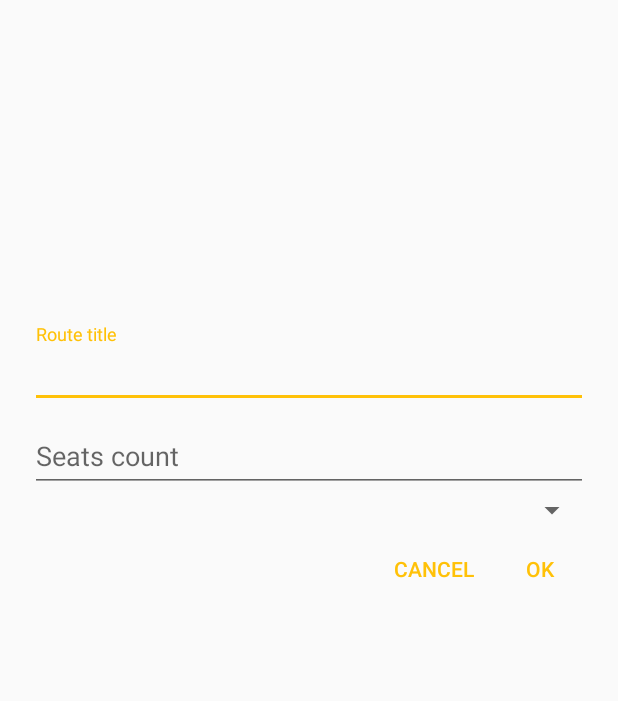
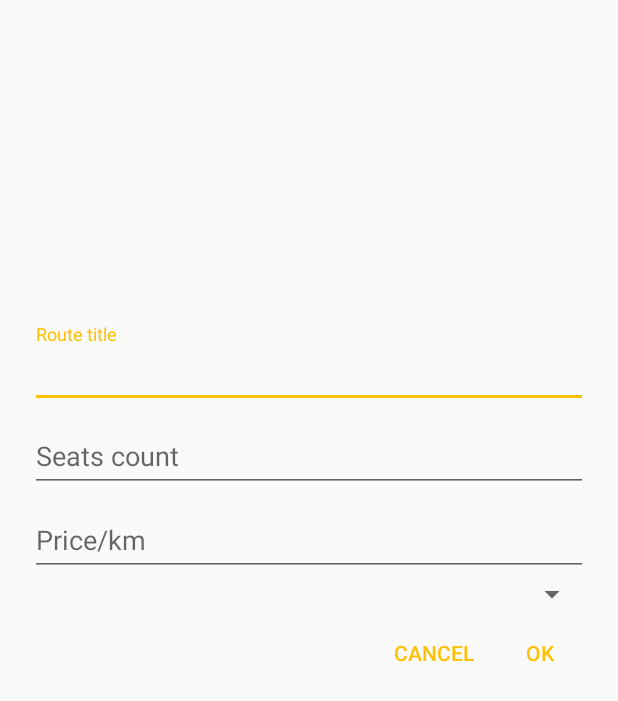
Before and after one commit to Arkadzi/fellow-traveller, an Android app: the layout dialog_create_route.xml on its own in the app's theme, with its tools: preview values and no code run, on a phone screen of 412 x 824 dp. Shown: the top 701 px of the screen. Run offline under Robolectric (Android 15) with nearby library versions, the phone set to English and light mode, and no system bars.

Commit message:
add price for route

```diff
--- a/app/src/main/java/us/fellowtraveller/presentation/dialogs/CreateRouteDialog.java
+++ b/app/src/main/java/us/fellowtraveller/presentation/dialogs/CreateRouteDialog.java
@@ -56,6 +56,8 @@ public class CreateRouteDialog extends DialogFragment {
     EditText etTitle;
     @Bind(R.id.et_seats_count)
     EditText etSeatsCount;
+    @Bind(R.id.et_price)
+    EditText etPrice;
     @Bind(R.id.car_spinner)
     Spinner spinner;
     @Bind(R.id.progress_bar)
@@ -132,9 +134,11 @@ public class CreateRouteDialog extends DialogFragment {
             Route route = new Route();
             String title = FieldUtils.getNonEmptyText(etTitle);
             int seats = FieldUtils.getInt(etSeatsCount);
+            float price = FieldUtils.getFloat(etPrice);
             route.setTitle(title);
             route.setSeats(seats);
             route.setPoints(points);
+            route.setPrice(price);
             route.setCar(((Car) spinner.getSelectedItem()).getId());
             presenter.onCreateRouteClick(route);
         } catch (BadFieldDataException e) {
--- a/app/src/main/res/layout/dialog_create_route.xml
+++ b/app/src/main/res/layout/dialog_create_route.xml
@@ -31,10 +31,10 @@
                 android:layout_width="match_parent"
                 android:layout_height="wrap_content"
                 android:orientation="vertical"
+                android:paddingBottom="8dp"
                 android:paddingLeft="20dp"
                 android:paddingRight="20dp"
-                android:paddingTop="16dp"
-                android:paddingBottom="8dp">
+                android:paddingTop="16dp">
 
                 <android.support.design.widget.TextInputLayout
                     android:id="@+id/tl_title"
@@ -59,16 +59,30 @@
                     <EditText
                         android:id="@+id/et_seats_count"
                         android:layout_width="match_parent"
-                        android:inputType="number"
                         android:layout_height="wrap_content"
-                        android:hint="@string/hint_route_seats_count" />
+                        android:hint="@string/hint_route_seats_count"
+                        android:inputType="number" />
+                </android.support.design.widget.TextInputLayout>
+
+                <android.support.design.widget.TextInputLayout
+                    android:id="@+id/tl_price"
+                    android:layout_width="match_parent"
+                    android:layout_height="wrap_content"
+                    android:layout_below="@id/tl_seats">
+
+                    <EditText
+                        android:id="@+id/et_price"
+                        android:layout_width="match_parent"
+                        android:layout_height="wrap_content"
+                        android:hint="@string/hint_price_per_km"
+                        android:inputType="numberDecimal" />
                 </android.support.design.widget.TextInputLayout>
 
                 <Spinner
                     android:id="@+id/car_spinner"
-                    android:layout_below="@id/tl_seats"
                     android:layout_width="match_parent"
-                    android:layout_height="wrap_content"/>
+                    android:layout_height="wrap_content"
+                    android:layout_below="@id/tl_price" />
 
                 <Button
                     android:id="@+id/btn_ok"
--- a/app/src/main/res/values/strings.xml
+++ b/app/src/main/res/values/strings.xml
@@ -68,5 +68,6 @@
     <string name="message_route_built">Route is build successfully</string>
     <string name="warn_no_cars">You don\'t have any car. Please, add car in your profile</string>
     <string name="message_no_data">No data</string>
+    <string name="hint_price_per_km">Price/km</string>
 
 </resources>
```
Also changed, not shown: app/src/main/java/us/fellowtraveller/domain/model/trip/Route.java (+9 -0 lines), app/src/main/java/us/fellowtraveller/presentation/utils/FieldUtils.java (+19 -0 lines), 1 other file.
